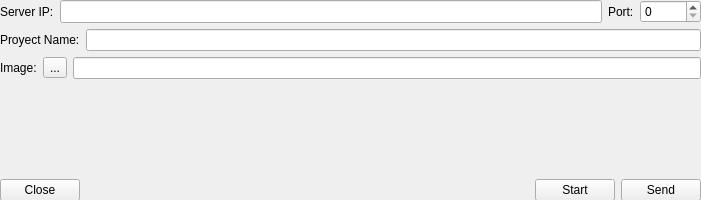
Old version of the form svcon.ui in the repository feichay10/Cliente-Proyecto-Final-SOA.
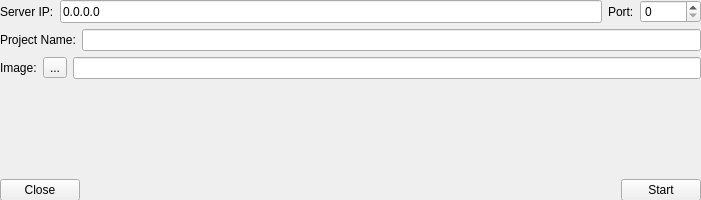
New version of the form.

```diff
--- a/svcon.ui
+++ b/svcon.ui
@@ -57,6 +57,12 @@
             <height>16777212</height>
            </size>
           </property>
+          <property name="toolTip">
+           <string>0.0.0.0-255.255.255.254</string>
+          </property>
+          <property name="text">
+           <string>0.0.0.0</string>
+          </property>
           <property name="maxLength">
            <number>15</number>
           </property>
@@ -83,7 +89,7 @@
         <item>
          <widget class="QLabel" name="label_2">
           <property name="text">
-           <string>Proyect Name:</string>
+           <string>Project Name:</string>
           </property>
          </widget>
         </item>
@@ -161,13 +167,6 @@
         </property>
        </widget>
       </item>
-      <item>
-       <widget class="QPushButton" name="sendButton">
-        <property name="text">
-         <string>Send</string>
-        </property>
-       </widget>
-      </item>
      </layout>
     </item>
    </layout>
```
Left out of the diff: 2 changed lines with no effect on the pictures.
